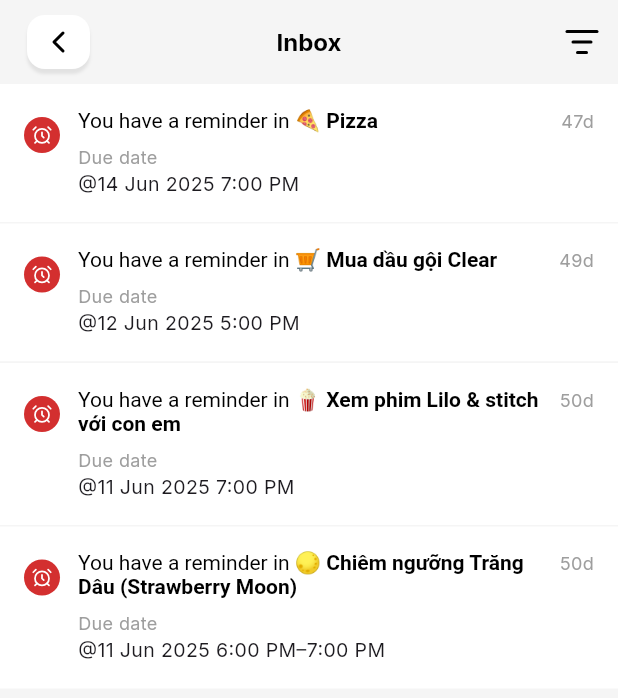
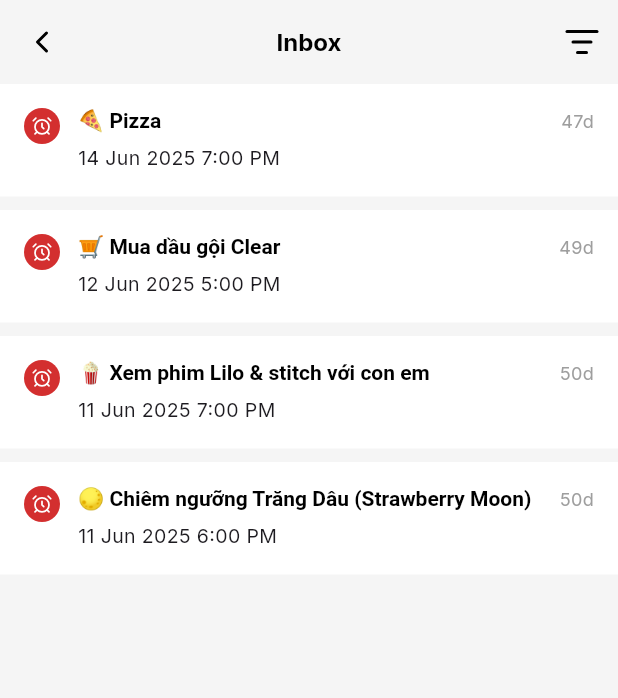
Before and after one commit to eatsosoo/finance_tracker, a Flutter app: the ReportScreen screen opened by its route, after a tap on an icon or button, on a phone screen of 412 x 824 dp. Shown: the top 698 px of the screen. Run offline on Flutter 3.47's test engine with Material 3 defaults, Android fonts, the phone set to English and light mode, and no system bars; our stand-ins replace cached_network_image, curved_navigation_bar, flutter_svg, go_router, google_fonts, lucide_icons_flutter and 1 more.

Commit message:
[STYLE] update UI

```diff
--- a/lib/screens/page/notification_screen.dart
+++ b/lib/screens/page/notification_screen.dart
@@ -38,7 +38,7 @@ class _NotificationScreenState extends State<NotificationScreen> {
     ),
     NotificationItem(
       title: '🌕 Chiêm ngưỡng Trăng Dâu (Strawberry Moon)',
-      dueDate: '11 Jun 2025 6:00 PM–7:00 PM',
+      dueDate: '11 Jun 2025 6:00 PM',
       date: DateTime(2025, 6, 11, 18),
       isRead: true,
     ),
@@ -56,7 +56,6 @@ class _NotificationScreenState extends State<NotificationScreen> {
 
   @override
   Widget build(BuildContext context) {
-    final now = DateTime.now();
     final filtered = allNotifications.where((n) {
       if (filter == 'read') return n.isRead;
       if (filter == 'unread') return !n.isRead;
@@ -83,7 +82,6 @@ class _NotificationScreenState extends State<NotificationScreen> {
         backgroundColor: Colors.transparent,
         foregroundColor: Colors.black,
         elevation: 0,
-        leadingWidth: 70,
         leading: LeadingCommon(),
       ),
       body: ListView.separated(
@@ -95,13 +93,14 @@ class _NotificationScreenState extends State<NotificationScreen> {
           final daysAgo = timeAgo(item.date);
           return Container(
             color: Colors.white,
+            margin: EdgeInsets.only(bottom: 8),
             child: Padding(
               padding: const EdgeInsets.symmetric(horizontal: 16, vertical: 16),
               child: Row(
                 crossAxisAlignment: CrossAxisAlignment.start,
                 children: [
                   Container(
-                    margin: EdgeInsets.only(top: 6),
+                    margin: EdgeInsets.only(top: 0),
                     child: CircleAvatar(
                       backgroundColor: Colors.red.shade700,
                       radius: 12,
@@ -121,7 +120,6 @@ class _NotificationScreenState extends State<NotificationScreen> {
                           text: TextSpan(
                             style: TextStyle(color: Colors.black),
                             children: [
-                              TextSpan(text: 'You have a reminder in '),
                               TextSpan(
                                 text: item.title,
                                 style: TextStyle(fontWeight: FontWeight.bold),
@@ -130,12 +128,8 @@ class _NotificationScreenState extends State<NotificationScreen> {
                           ),
                         ),
                         const SizedBox(height: 8),
-                        const Text(
-                          'Due date',
-                          style: TextStyle(fontSize: 12, color: Colors.grey),
-                        ),
                         Text(
-                          '@${item.dueDate}',
+                          item.dueDate,
                           style: TextStyle(fontSize: 13),
                         ),
                       ],
--- a/lib/screens/page/profile_screen.dart
+++ b/lib/screens/page/profile_screen.dart
@@ -18,7 +18,6 @@ class ProfileScreen extends StatelessWidget {
       appBar: AppBar(
         elevation: 0,
         backgroundColor: bgColor,
-        leadingWidth: 70,
         leading: LeadingCommon(),
         centerTitle: true,
         title: const Text(
--- a/lib/widgets/custom_app_bar.dart
+++ b/lib/widgets/custom_app_bar.dart
@@ -1,3 +1,4 @@
+import 'package:finance_tracker/utils/color_utils.dart';
 import 'package:flutter/material.dart';
 import 'package:flutter_svg/flutter_svg.dart';
 import 'package:finance_tracker/utils/date_utils.dart';
@@ -73,15 +74,11 @@ class CustomAppBar extends StatelessWidget implements PreferredSizeWidget {
                         Container(
                           width: 40,
                           height: 40,
-                          decoration: const BoxDecoration(
+                          decoration: BoxDecoration(
                             shape: BoxShape.circle,
                             color: Colors.white,
                             boxShadow: [
-                              BoxShadow(
-                                color: Colors.black26,
-                                blurRadius: 8,
-                                offset: Offset(0, 3),
-                              ),
+                              boxShadowCommon()
                             ],
                           ),
                           child: const Icon(
@@ -132,11 +129,7 @@ class CustomAppBar extends StatelessWidget implements PreferredSizeWidget {
                     decoration: BoxDecoration(
                       shape: BoxShape.circle,
                       boxShadow: [
-                        BoxShadow(
-                          color: Colors.black26,
-                          blurRadius: 8,
-                          offset: Offset(0, 3),
-                        ),
+                        boxShadowCommon()
                       ],
                     ),
                     child: avatarUrl != null
--- a/lib/widgets/leading_common.dart
+++ b/lib/widgets/leading_common.dart
@@ -8,26 +8,35 @@ class LeadingCommon extends StatelessWidget {
 
   @override
   Widget build(BuildContext context) {
-    return Padding(
-      padding: const EdgeInsets.only(left: 8),
-      child: Container(
-        height: 40,
-        width: 40,
-        margin: const EdgeInsets.all(10),
-        decoration: BoxDecoration(
-          color: Colors.white,
-          borderRadius: BorderRadius.circular(12),
-          boxShadow: [boxShadowCommon()],
-        ),
-        child: IconButton(
+    // return Padding(
+    //   padding: const EdgeInsets.only(left: 8),
+    //   child: Container(
+    //     height: 40,
+    //     width: 40,
+    //     margin: const EdgeInsets.all(10),
+    //     decoration: BoxDecoration(
+    //       color: Colors.transparent,
+    //       borderRadius: BorderRadius.circular(12),
+    //       boxShadow: [boxShadowCommon()],
+    //     ),
+    //     child: IconButton(
+    //       icon: const Icon(LucideIcons.chevronLeft, color: Colors.black),
+    //       onPressed: () {
+    //         context.canPop() ? context.pop() : context.go('/home');
+    //       },
+    //       padding: EdgeInsets.zero, // ✅ Xoá padding mặc định
+    //       constraints: const BoxConstraints(), // ✅ Gỡ giới hạn mặc định
+    //     ),
+    //   ),
+    // );
+
+    return IconButton(
       icon: const Icon(LucideIcons.chevronLeft, color: Colors.black),
       onPressed: () {
         context.canPop() ? context.pop() : context.go('/home');
       },
       padding: EdgeInsets.zero, // ✅ Xoá padding mặc định
       constraints: const BoxConstraints(), // ✅ Gỡ giới hạn mặc định
-        ),
-      ),
     );
   }
 }
```
Also changed, not shown: lib/screens/page/add_transaction_screen.dart (+48 -10 lines). Lines whose indentation alone changed are shown as unchanged.
